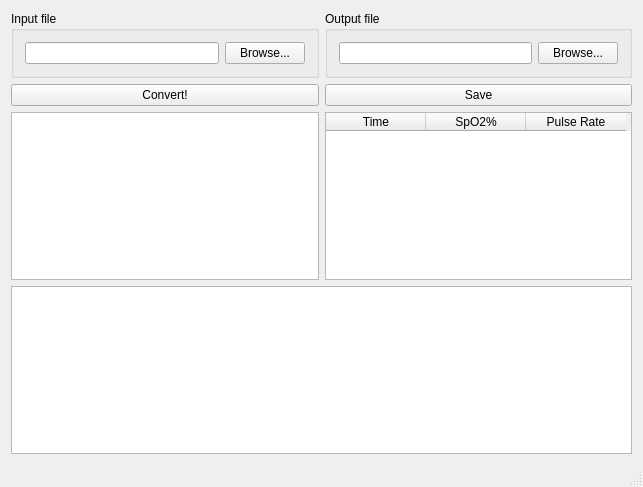
Before: the Qt Designer form mainwindow.ui in zed0/SpO2Converter, drawn with Qt 5.
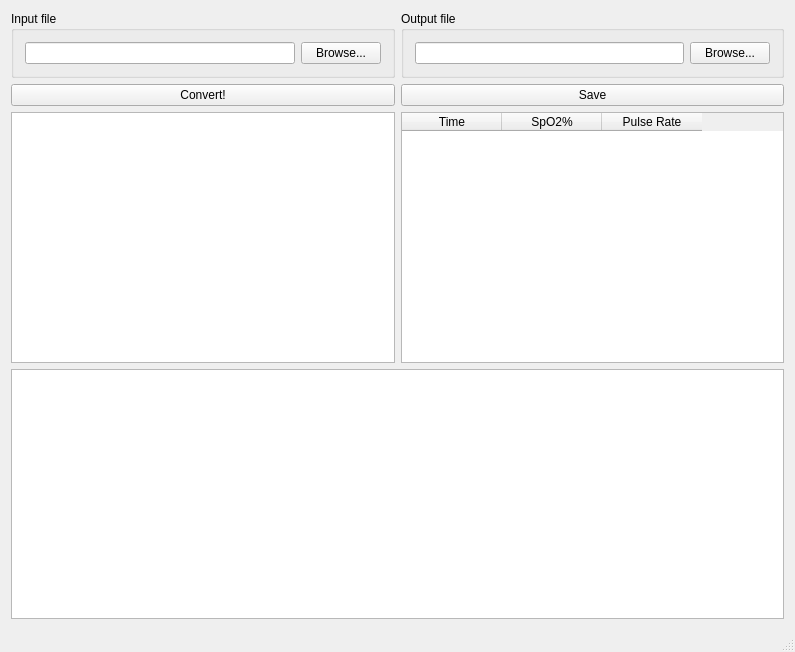
After: the same form once the commit is applied.

Commit message: Messed around with the graphs some more.

Patch:
```diff
--- a/mainwindow.ui
+++ b/mainwindow.ui
@@ -6,8 +6,8 @@
    <rect>
     <x>0</x>
     <y>0</y>
-    <width>643</width>
-    <height>487</height>
+    <width>795</width>
+    <height>652</height>
    </rect>
   </property>
   <property name="windowTitle">
```
Left out of the diff: 12 changed lines with no effect on the pictures. The commit also changes 2 other files.
